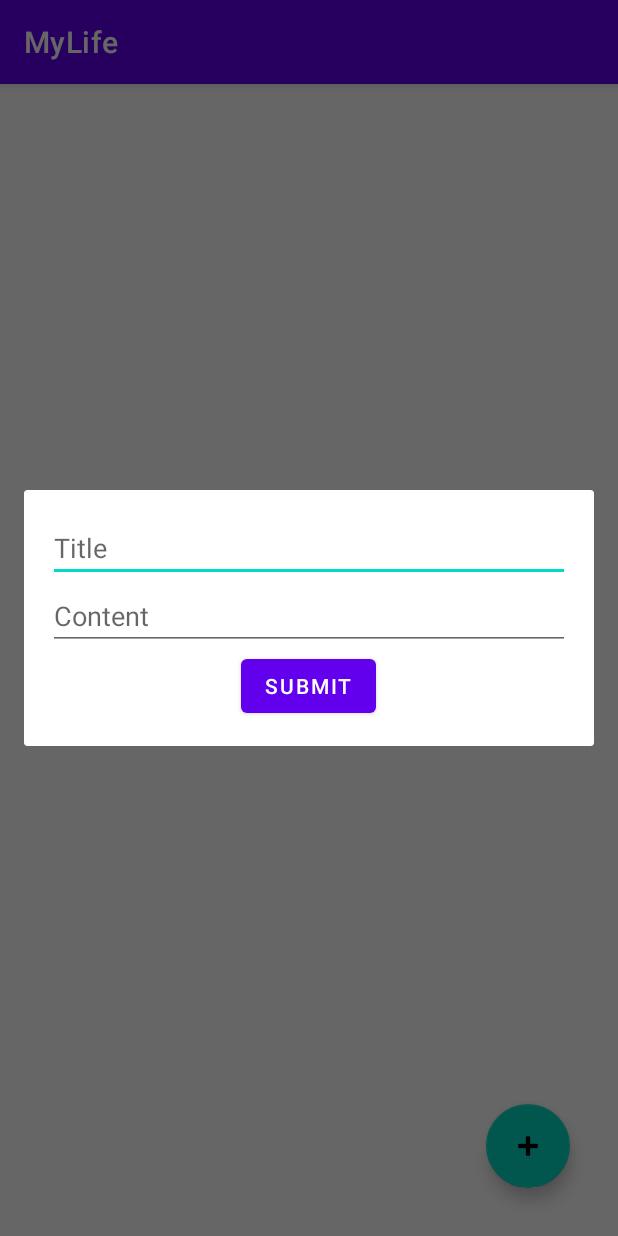
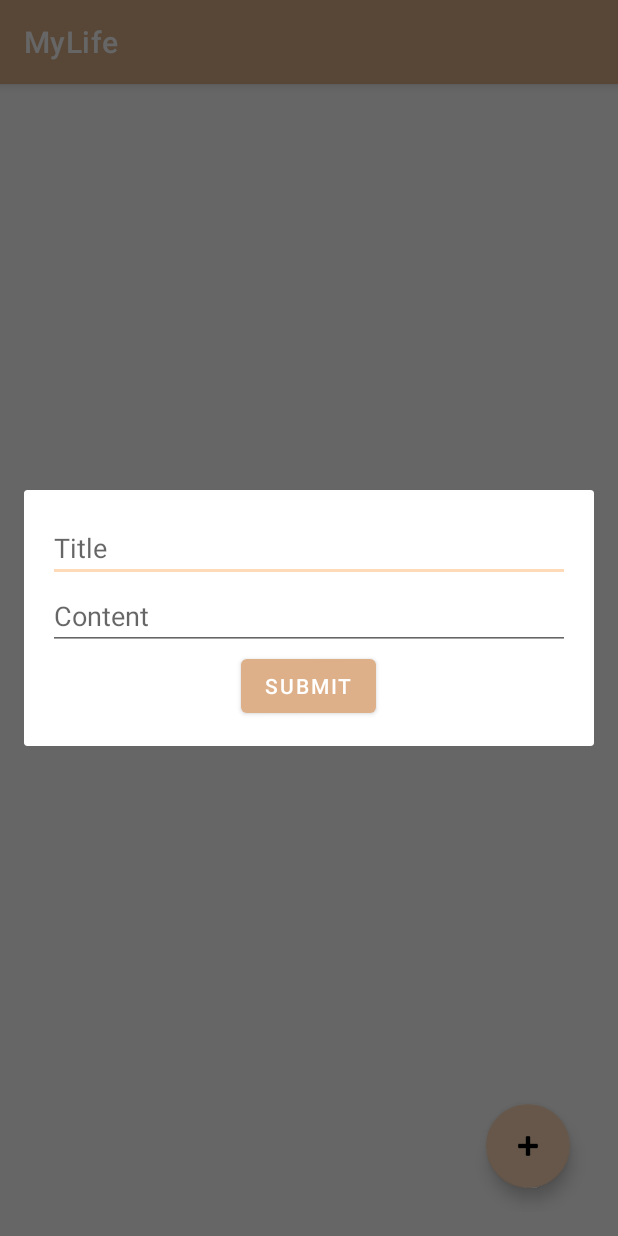
Before and after one commit to jiayul5339/Android-MyLife-Personal-Blog, an Android app: the screen it shows after launch (MainActivity), after a tap on an icon or button, on a phone screen of 412 x 824 dp. Run offline under Robolectric (Android 15) with nearby library versions, the phone set to English and light mode, and no system bars.

Commit message:
UI updates

```diff
--- a/app/src/main/res/layout/activity_main.xml
+++ b/app/src/main/res/layout/activity_main.xml
@@ -18,6 +18,8 @@
         android:layout_alignParentBottom="true"
         android:layout_alignParentEnd="true"
         android:layout_margin="16dp"
-        android:src="@android:drawable/ic_input_add" />
+        android:src="@android:drawable/ic_input_add"
+        android:backgroundTint="@color/soft_peach"
+        app:rippleColor="@color/soft_peach"/>
 
 </RelativeLayout>
--- a/app/src/main/res/values/colors.xml
+++ b/app/src/main/res/values/colors.xml
@@ -1,10 +1,11 @@
 <?xml version="1.0" encoding="utf-8"?>
 <resources>
     <color name="purple_200">#FFBB86FC</color>
-    <color name="purple_500">#FF6200EE</color>
+    <color name="purple_500">#DDB089</color>
     <color name="purple_700">#FF3700B3</color>
-    <color name="teal_200">#FF03DAC5</color>
-    <color name="teal_700">#FF018786</color>
+    <color name="teal_200">#FFDAB9</color>
+    <color name="teal_700">#FFDAB9</color>
     <color name="black">#FF000000</color>
     <color name="white">#FFFFFFFF</color>
+    <color name="soft_peach">#FFDAB9</color>
 </resources>
```
